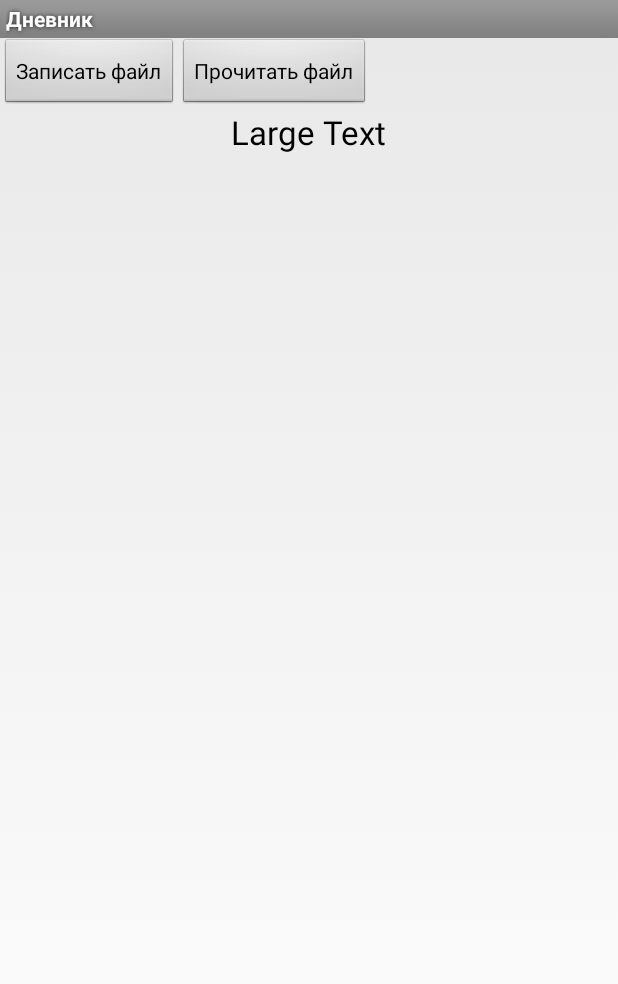
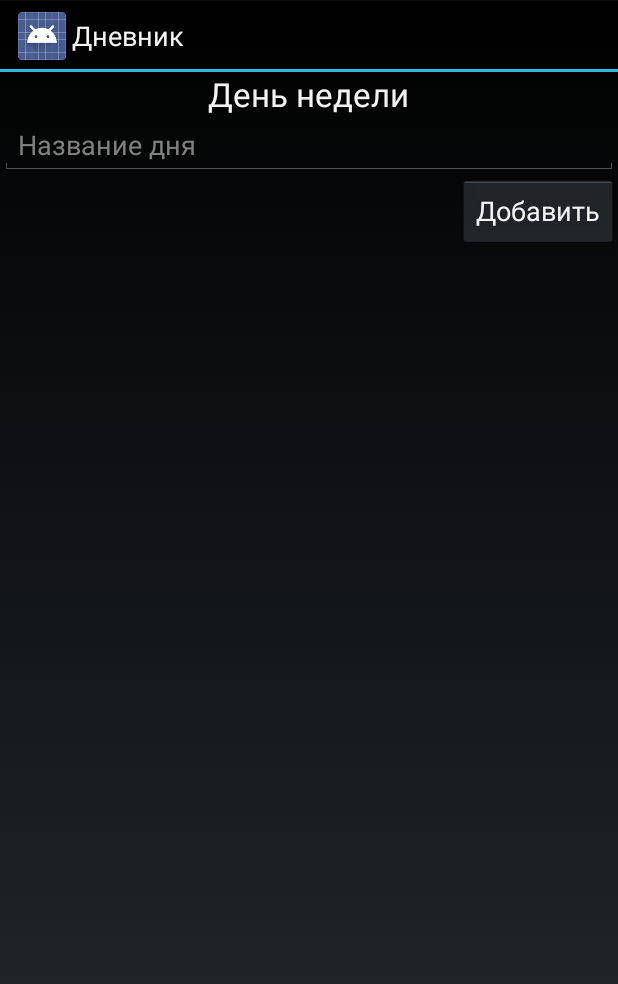
Before and after one commit to asutp36/SchoolTT, an Android app: the layout day_edit.xml on its own in the app's theme, with its tools: preview values and no code run, on a phone screen of 412 x 824 dp. Shown: the top 984 px of the screen. Run offline under Robolectric (Android 15) with nearby library versions, the phone set to English and light mode, and no system bars.

```diff
--- a/app/src/main/AndroidManifest.xml
+++ b/app/src/main/AndroidManifest.xml
@@ -6,7 +6,7 @@
         android:allowBackup="true"
         android:icon="@drawable/icon"
         android:label="@string/app_name"
-        android:theme="@style/AppTheme" >
+        android:theme="@android:style/Theme.Holo" >
         <activity
             android:name="MainActivity"
             android:label="@string/app_name" >
--- a/app/src/main/java/com/samschool/schooltt/pages/DayPagerAdapter.java
+++ b/app/src/main/java/com/samschool/schooltt/pages/DayPagerAdapter.java
@@ -29,6 +29,7 @@ public class DayPagerAdapter extends FragmentPagerAdapter {
 
     @Override
     public int getCount(){
+
         return _timeTable.days.size();
     }
 
--- a/app/src/main/res/layout/activity_main.xml
+++ b/app/src/main/res/layout/activity_main.xml
@@ -15,7 +15,8 @@
             android:layout_width="match_parent"
             android:layout_height="wrap_content"
             android:layout_gravity="top"
-            android:background="#E3E5E9">
+            android:background="@android:color/background_dark"
+            android:theme="@style/AppTheme">
         </android.support.v4.view.PagerTabStrip>
     </android.support.v4.view.ViewPager>
 </RelativeLayout>
--- a/app/src/main/res/layout/activity_edit.xml
+++ b/app/src/main/res/layout/day_edit.xml
@@ -7,20 +7,6 @@
     <LinearLayout
         android:layout_width="match_parent"
         android:layout_height="wrap_content">
-        <Button
-            android:id="@+id/btnWrite"
-            android:layout_width="wrap_content"
-            android:layout_height="wrap_content"
-            android:text="@string/write_file"
-            android:onClick="onclick">
-        </Button>
-        <Button
-            android:id="@+id/btnRead"
-            android:layout_width="wrap_content"
-            android:layout_height="wrap_content"
-            android:text="@string/read_file"
-            android:onClick="onclick">
-        </Button>
 
     </LinearLayout>
 
@@ -28,7 +14,20 @@
         android:layout_width="wrap_content"
         android:layout_height="wrap_content"
         android:textAppearance="?android:attr/textAppearanceLarge"
-        android:text="Large Text"
-        android:id="@+id/textView1"
+        android:text="День недели"
+        android:id="@+id/title"
         android:layout_gravity="center_horizontal" />
+
+    <EditText
+        android:layout_width="match_parent"
+        android:layout_height="wrap_content"
+        android:id="@+id/dayName"
+        android:hint="Название дня" />
+
+    <Button
+        android:layout_width="wrap_content"
+        android:layout_height="wrap_content"
+        android:text="Добавить"
+        android:id="@+id/btnCreate"
+        android:layout_gravity="right" />
 </LinearLayout>
--- a/app/src/main/res/values/strings.xml
+++ b/app/src/main/res/values/strings.xml
@@ -4,8 +4,6 @@
     <string name="action_settings">Settings</string>
     <string name="title_activity_edit">EditActivity</string>
 
-    <string name="read_file">Прочитать файл</string>
-    <string name="write_file">Записать файл</string>
-
-    <string name="edit_actionBar">Изменить расписание</string>
+    <string name="edit_day">Добавить день</string>
+    <string name="edit_lesson">Добавить урок</string>
 </resources>
```
Also changed, not shown: app/src/main/java/com/samschool/schooltt/pages/MainActivity.java (+5 -2 lines), app/src/main/java/com/samschool/schooltt/pages/PageFragment.java (+4 -3 lines), app/src/main/res/menu/menu_main.xml (+9 -2 lines).
